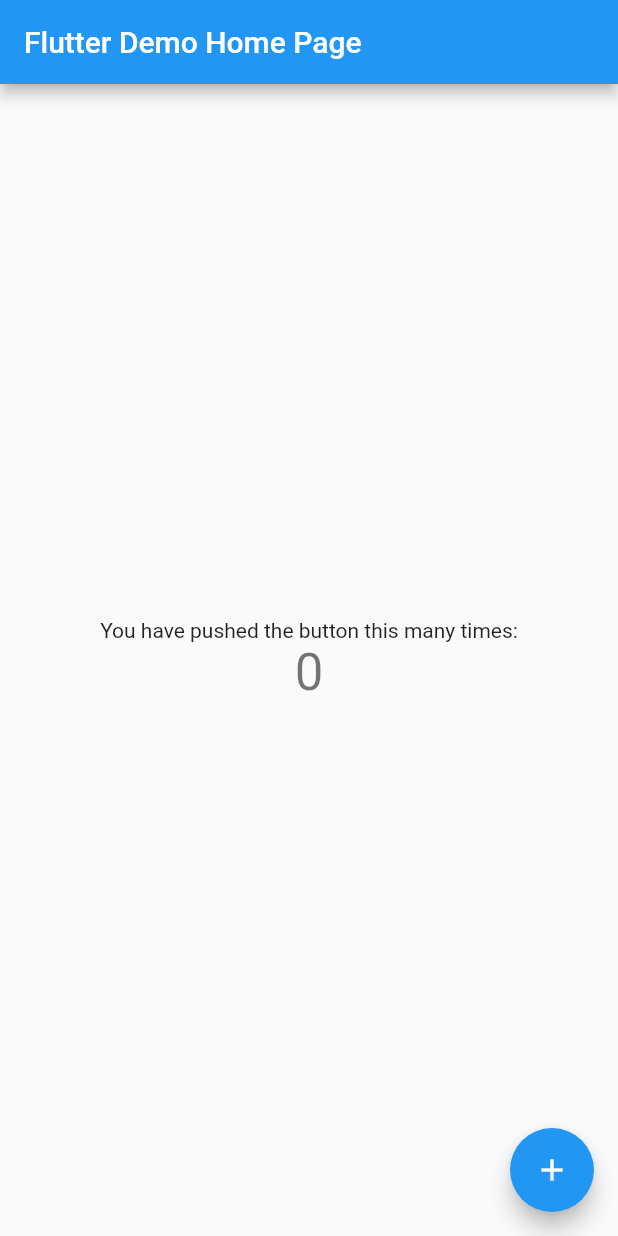
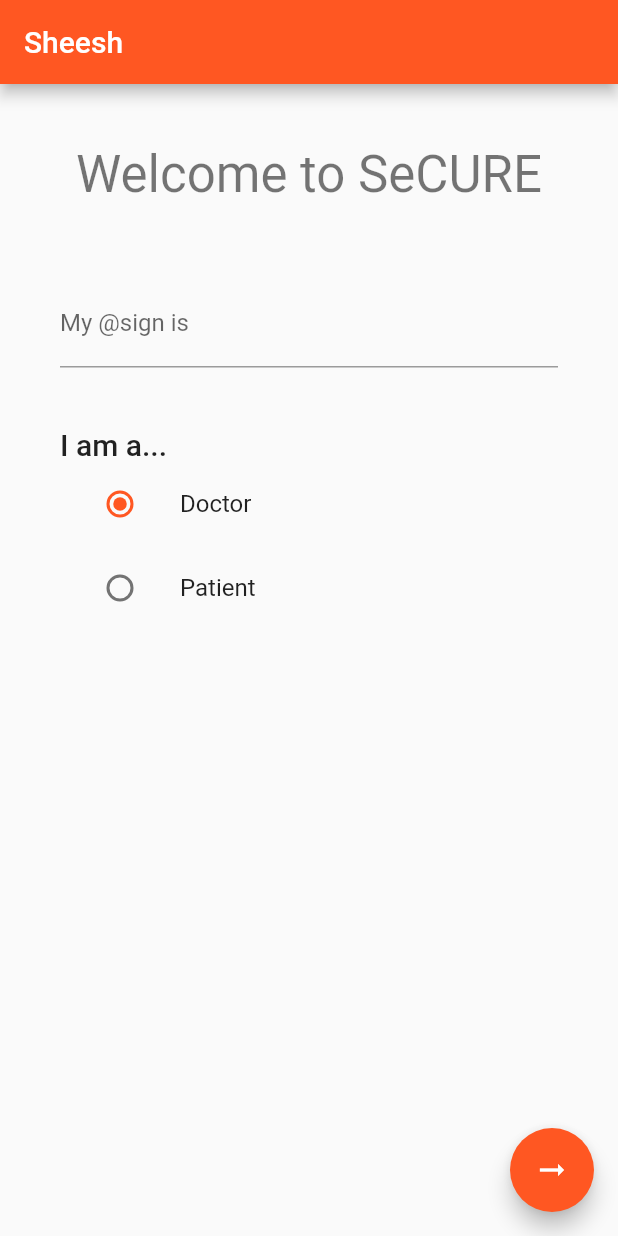
Before and after one commit to ujjainidas/secure, a Flutter app: the screen it shows after launch, on a phone screen of 412 x 824 dp. Run offline on Flutter 3.47's test engine with Material 2 defaults, Android fonts, the phone set to English and light mode, and no system bars.

Commit message:
added login screen UI and page structure

```diff
--- a/lib/main.dart
+++ b/lib/main.dart
@@ -1,113 +1,25 @@
+import 'package:flutter/cupertino.dart';
 import 'package:flutter/material.dart';
+
+import 'package:secure/screens/login_screen.dart';
 
 void main() {
   runApp(MyApp());
 }
 
 class MyApp extends StatelessWidget {
-  // This widget is the root of your application.
   @override
   Widget build(BuildContext context) {
     return MaterialApp(
-      title: 'Flutter Demo',
+      title: '@Protocol Demo',
       theme: ThemeData(
-        // This is the theme of your application.
-        //
-        // Try running your application with "flutter run". You'll see the
-        // application has a blue toolbar. Then, without quitting the app, try
-        // changing the primarySwatch below to Colors.green and then invoke
-        // "hot reload" (press "r" in the console where you ran "flutter run",
-        // or simply save your changes to "hot reload" in a Flutter IDE).
-        // Notice that the counter didn't reset back to zero; the application
-        // is not restarted.
-        primarySwatch: Colors.blue,
+        primarySwatch: Colors.deepOrange,
+        visualDensity: VisualDensity.adaptivePlatformDensity,
       ),
-      home: MyHomePage(title: 'Flutter Demo Home Page'),
+      initialRoute: LoginScreen.id,
+      routes: {
+        LoginScreen.id: (context) => LoginScreen(),
+      },
     );
   }
 }
-
-class MyHomePage extends StatefulWidget {
-  MyHomePage({Key? key, required this.title}) : super(key: key);
-
-  // This widget is the home page of your application. It is stateful, meaning
-  // that it has a State object (defined below) that contains fields that affect
-  // how it looks.
-
-  // This class is the configuration for the state. It holds the values (in this
-  // case the title) provided by the parent (in this case the App widget) and
-  // used by the build method of the State. Fields in a Widget subclass are
-  // always marked "final".
-
-  final String title;
-
-  @override
-  _MyHomePageState createState() => _MyHomePageState();
-}
-
-class _MyHomePageState extends State<MyHomePage> {
-  int _counter = 0;
-
-  void _incrementCounter() {
-    setState(() {
-      // This call to setState tells the Flutter framework that something has
-      // changed in this State, which causes it to rerun the build method below
-      // so that the display can reflect the updated values. If we changed
-      // _counter without calling setState(), then the build method would not be
-      // called again, and so nothing would appear to happen.
-      _counter++;
-    });
-  }
-
-  @override
-  Widget build(BuildContext context) {
-    // This method is rerun every time setState is called, for instance as done
-    // by the _incrementCounter method above.
-    //
-    // The Flutter framework has been optimized to make rerunning build methods
-    // fast, so that you can just rebuild anything that needs updating rather
-    // than having to individually change instances of widgets.
-    return Scaffold(
-      appBar: AppBar(
-        // Here we take the value from the MyHomePage object that was created by
-        // the App.build method, and use it to set our appbar title.
-        title: Text(widget.title),
-      ),
-      body: Center(
-        // Center is a layout widget. It takes a single child and positions it
-        // in the middle of the parent.
-        child: Column(
-          // Column is also a layout widget. It takes a list of children and
-          // arranges them vertically. By default, it sizes itself to fit its
-          // children horizontally, and tries to be as tall as its parent.
-          //
-          // Invoke "debug painting" (press "p" in the console, choose the
-          // "Toggle Debug Paint" action from the Flutter Inspector in Android
-          // Studio, or the "Toggle Debug Paint" command in Visual Studio Code)
-          // to see the wireframe for each widget.
-          //
-          // Column has various properties to control how it sizes itself and
-          // how it positions its children. Here we use mainAxisAlignment to
-          // center the children vertically; the main axis here is the vertical
-          // axis because Columns are vertical (the cross axis would be
-          // horizontal).
-          mainAxisAlignment: MainAxisAlignment.center,
-          children: <Widget>[
-            Text(
-              'You have pushed the button this many times:',
-            ),
-            Text(
-              '$_counter',
-              style: Theme.of(context).textTheme.headline4,
-            ),
-          ],
-        ),
-      ),
-      floatingActionButton: FloatingActionButton(
-        onPressed: _incrementCounter,
-        tooltip: 'Increment',
-        child: Icon(Icons.add),
-      ), // This trailing comma makes auto-formatting nicer for build methods.
-    );
-  }
-}
--- /dev/null
+++ b/lib/screens/login_screen.dart
@@ -0,0 +1,123 @@
+import 'package:flutter/cupertino.dart';
+import 'package:flutter/material.dart';
+
+class LoginScreen extends StatefulWidget {
+  static final String id = 'LoginScreen';
+  String title = "Sheesh";
+
+
+
+  @override
+  _LoginScreen createState() => _LoginScreen(title: title);
+
+}
+
+enum Roles { doctor, patient }
+
+
+class _LoginScreen extends State<LoginScreen> {
+  _LoginScreen({Key? key, required title});
+
+
+  // int _counter = 0;
+  Roles? _role = Roles.doctor;
+
+
+  void _nextPage() {
+    setState(() {
+      // This call to setState tells the Flutter framework that something has
+      // changed in this State, which causes it to rerun the build method below
+      // so that the display can reflect the updated values. If we changed
+      // _counter without calling setState(), then the build method would not be
+      // called again, and so nothing would appear to happen.
+      // _counter++;
+    });
+  }
+
+
+
+  @override
+  Widget build(BuildContext context) {
+    // This method is rerun every time setState is called, for instance as done
+    // by the _incrementCounter method above.
+    //
+    // The Flutter framework has been optimized to make rerunning build methods
+    // fast, so that you can just rebuild anything that needs updating rather
+    // than having to individually change instances of widgets.
+    return Scaffold(
+      appBar: AppBar(
+        // Here we take the value from the MyHomePage object that was created by
+        // the App.build method, and use it to set our appbar title.
+        title: Text(widget.title),
+      ),
+      body: Center(
+        // Center is a layout widget. It takes a single child and positions it
+        // in the middle of the parent.
+          child: Padding(
+              padding: const EdgeInsets.all(40.0),
+              child: (Column(
+                mainAxisAlignment: MainAxisAlignment.start,
+                children: <Widget>[
+                  Text(
+                    'Welcome to SeCURE',
+                    style: Theme.of(context).textTheme.headline4,
+                  ),
+                  Padding(
+                    padding: const EdgeInsets.fromLTRB(0, 30.0, 0, 10.0),
+                    child: Column(
+                      crossAxisAlignment: CrossAxisAlignment.start,
+                      children: <Widget>[
+                        Padding(
+                          padding: const EdgeInsets.fromLTRB(0, 20.0, 0, 40.0),
+                          child: TextFormField(
+                            decoration: InputDecoration(
+                                border: UnderlineInputBorder(),
+                                labelText: 'My @sign is'
+                            ),
+                          ),
+                        ),
+                        Text(
+                          'I am a...',
+                          textAlign: TextAlign.left,
+                          style: Theme.of(context).textTheme.headline6,
+                        ),
+                        ListTile(
+                          title: const Text('Doctor'),
+                          leading: Radio<Roles>(
+                            value: Roles.doctor,
+                            groupValue: _role,
+                            onChanged: (Roles? value) {
+                              setState(() {
+                                _role = value;
+                              });
+                            },
+                          ),
+                        ),
+                        ListTile(
+                          title: const Text('Patient'),
+                          leading: Radio<Roles>(
+                            value: Roles.patient,
+                            groupValue: _role,
+                            onChanged: (Roles? value) {
+                              setState(() {
+                                _role = value;
+                              });
+                            },
+                          ),
+                        ),
+                      ],
+                    ),
+                  ),
+                ],
+              )
+              )
+          )
+      ),
+      floatingActionButton: FloatingActionButton(
+        onPressed: _nextPage,
+        tooltip: 'Next Page',
+        child: Icon(Icons.arrow_right_alt),
+      ), // This trailing comma makes auto-formatting nicer for build methods.
+    );
+  }
+}
```
